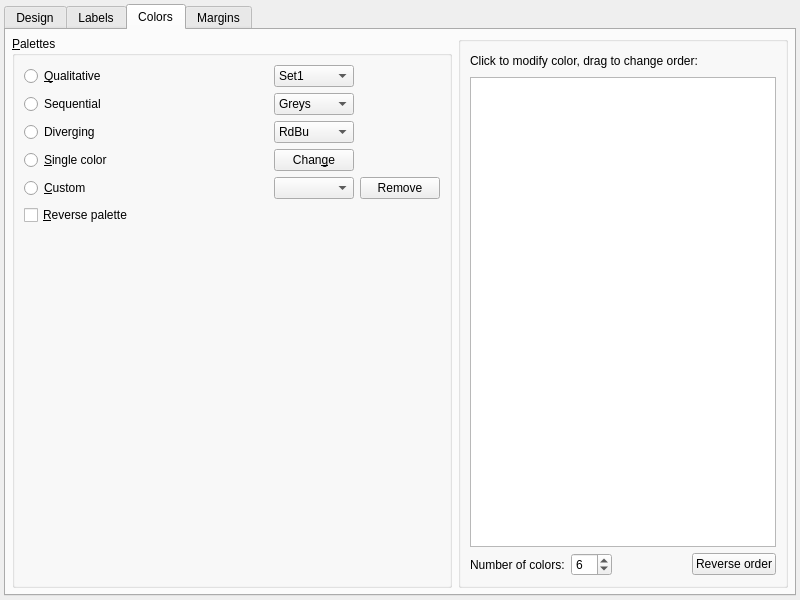
Before: the Qt Designer form coquery/gui/ui/visualizationDesigner.ui in gkunter/coquery, drawn with Qt 5.
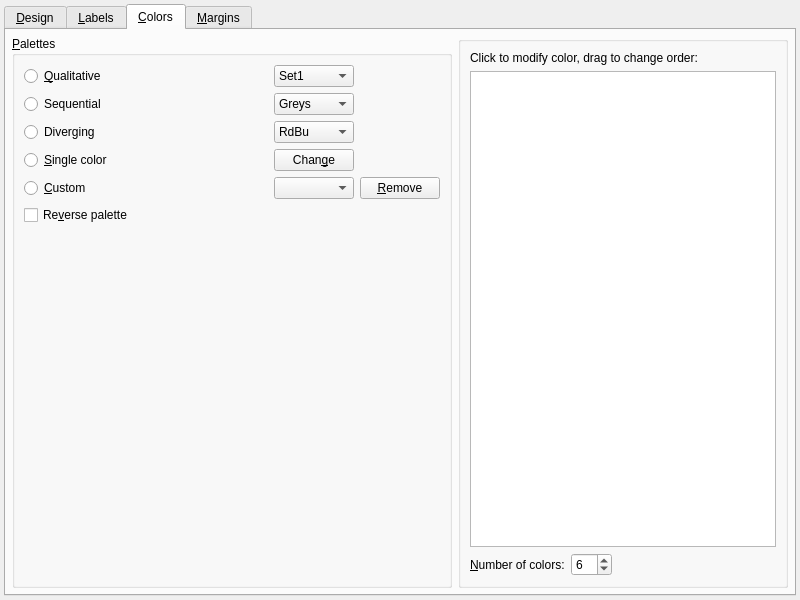
After: the same form once the commit is applied. The open tabs and pages were chosen to show the change. Custom widgets are drawn as their Qt base class.

The edit to the form file:
```diff
--- a/coquery/gui/ui/visualizationDesigner.ui
+++ b/coquery/gui/ui/visualizationDesigner.ui
@@ -24,7 +24,7 @@
      </property>
      <widget class="QWidget" name="tab_layout">
       <attribute name="title">
-       <string>Design</string>
+       <string>&amp;Design</string>
       </attribute>
       <layout class="QHBoxLayout" name="horizontalLayout" stretch="1,2,0">
        <property name="spacing">
@@ -450,7 +450,7 @@
      </widget>
      <widget class="QWidget" name="tab_fonts">
       <attribute name="title">
-       <string>Labels</string>
+       <string>&amp;Labels</string>
       </attribute>
       <layout class="QVBoxLayout" name="verticalLayout_8">
        <property name="spacing">
@@ -833,7 +833,7 @@
      </widget>
      <widget class="QWidget" name="tab_colors">
       <attribute name="title">
-       <string>Colors</string>
+       <string>&amp;Colors</string>
       </attribute>
       <layout class="QHBoxLayout" name="horizontalLayout_5" stretch="4,3">
        <property name="spacing">
@@ -883,7 +883,7 @@
             <item row="6" column="0">
              <widget class="QCheckBox" name="check_reverse">
               <property name="text">
-               <string>&amp;Reverse palette</string>
+               <string>Re&amp;verse palette</string>
               </property>
              </widget>
             </item>
@@ -984,7 +984,7 @@
             <item row="5" column="2">
              <widget class="QPushButton" name="button_remove_custom">
               <property name="text">
-               <string>Remove</string>
+               <string>&amp;Remove</string>
               </property>
              </widget>
             </item>
@@ -1126,32 +1126,15 @@
        </item>
        <item>
         <widget class="QGroupBox" name="palette_preview">
-         <layout class="QVBoxLayout" name="verticalLayout_24">
-          <item>
-           <layout class="QHBoxLayout" name="horizontalLayout_24">
-            <item>
+         <layout class="QGridLayout" name="gridLayout_7">
+          <item row="0" column="0" colspan="3">
              <widget class="QLabel" name="label_38">
               <property name="text">
                <string>Click to modify color, drag to change order:</string>
               </property>
              </widget>
             </item>
-            <item>
-             <spacer name="horizontalSpacer_10">
-              <property name="orientation">
-               <enum>Qt::Horizontal</enum>
-              </property>
-              <property name="sizeHint" stdset="0">
-               <size>
-                <width>40</width>
-                <height>20</height>
-               </size>
-              </property>
-             </spacer>
-            </item>
-           </layout>
-          </item>
-          <item>
+          <item row="1" column="0" colspan="3">
            <widget class="QListWidget" name="color_test_area">
             <property name="dragEnabled">
              <bool>true</bool>
@@ -1173,12 +1156,13 @@
             </property>
            </widget>
           </item>
-          <item>
-           <layout class="QHBoxLayout" name="horizontalLayout_23">
-            <item>
+          <item row="2" column="0">
              <widget class="QLabel" name="label_37">
               <property name="text">
-               <string>Number of colors:</string>
+             <string>&amp;Number of colors:</string>
+            </property>
+            <property name="buddy">
+             <cstring>spin_number</cstring>
               </property>
              </widget>
             </item>
@@ -1192,27 +1176,18 @@
               </property>
              </widget>
             </item>
-            <item>
-             <spacer name="horizontalSpacer_9">
+          <item row="2" column="2">
+           <spacer name="horizontalSpacer">
               <property name="orientation">
                <enum>Qt::Horizontal</enum>
               </property>
               <property name="sizeHint" stdset="0">
                <size>
-                <width>40</width>
+              <width>136</width>
                 <height>20</height>
                </size>
               </property>
              </spacer>
-            </item>
-            <item>
-             <widget class="QPushButton" name="button_reverse_order">
-              <property name="text">
-               <string>Reverse order</string>
-              </property>
-             </widget>
-            </item>
-           </layout>
           </item>
          </layout>
         </widget>
@@ -1221,7 +1196,7 @@
      </widget>
      <widget class="QWidget" name="tab_margins">
       <attribute name="title">
-       <string>Margins</string>
+       <string>&amp;Margins</string>
       </attribute>
       <layout class="QVBoxLayout" name="layout_margins">
        <property name="margin">
```
Left out of the diff: 111 changed lines with no effect on the pictures. Lines whose indentation alone changed are shown as unchanged.
